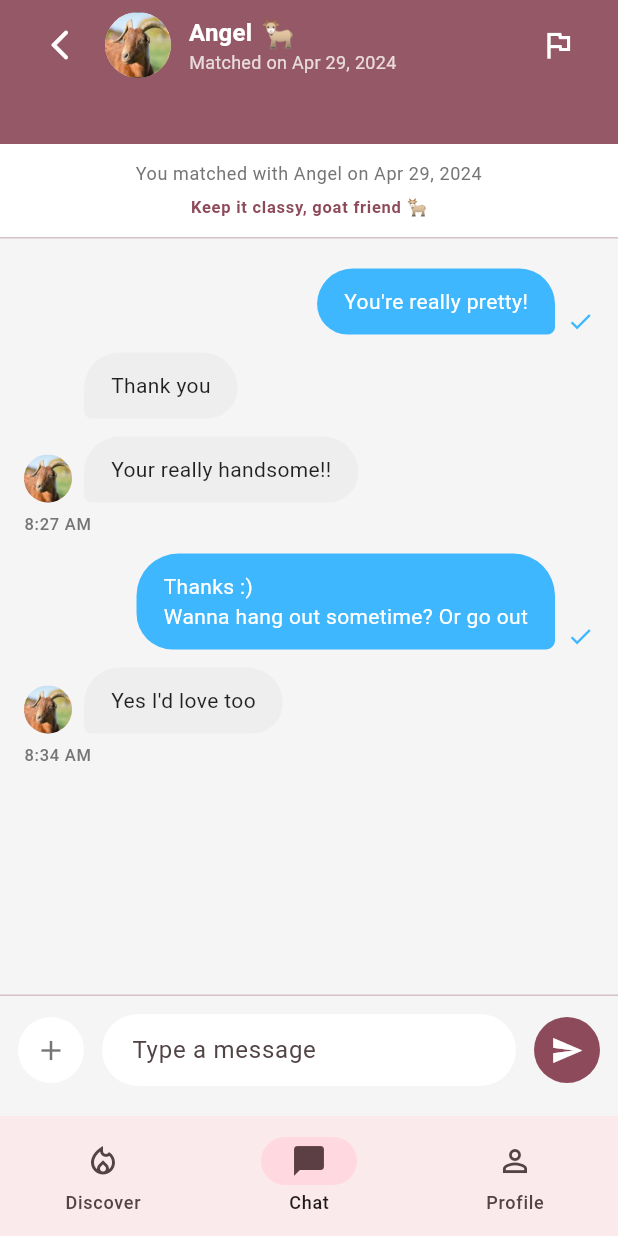
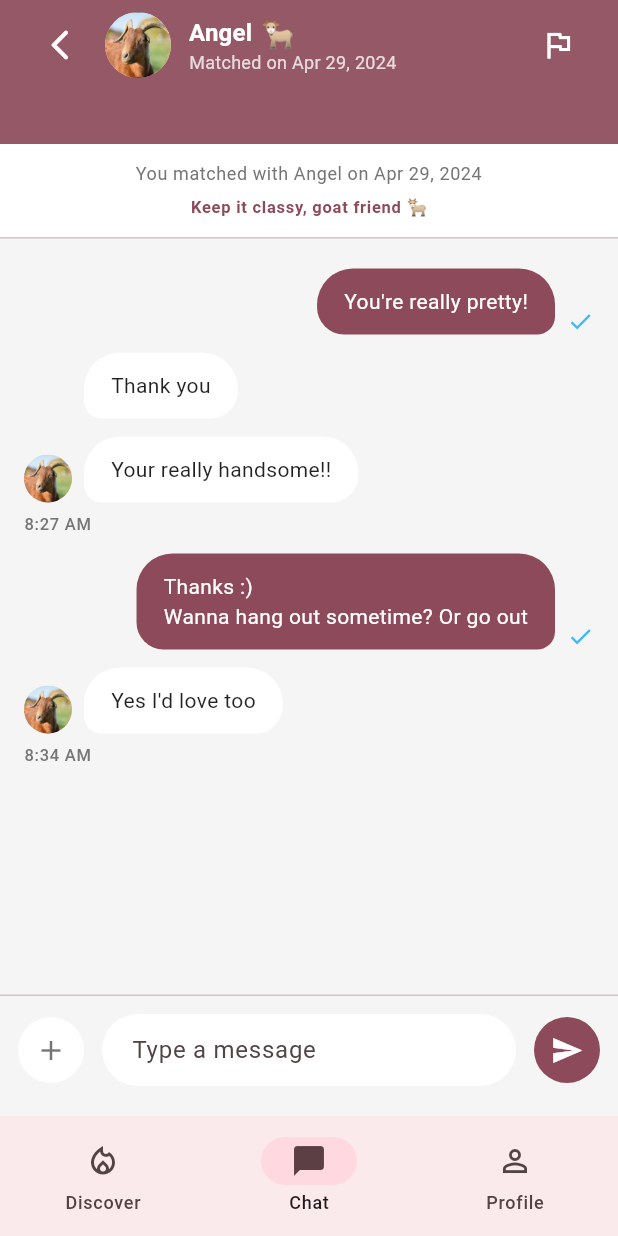
Before and after one commit to rosenpin/gonder, a Flutter app: the screen it shows after launch, item 2 of the bottom bar chosen, on a phone screen of 412 x 824 dp. Run offline on Flutter 3.47's test engine with Material 3 defaults, Android fonts, the phone set to English and light mode, and no system bars; our stand-ins replace flutter_card_swiper; accounts and stored records are empty.

Commit message:
style: polish chat bubbles

```diff
--- a/lib/features/chat/presentation/chat_page.dart
+++ b/lib/features/chat/presentation/chat_page.dart
@@ -316,13 +316,13 @@ class _MessageBubble extends StatelessWidget {
     final alignment = isMine
         ? CrossAxisAlignment.end
         : CrossAxisAlignment.start;
-    final bubbleColor = isMine ? const Color(0xFF3FB7FF) : Colors.grey.shade200;
+    final bubbleColor = isMine ? theme.colorScheme.primary : Colors.white;
     final textColor = isMine ? Colors.white : Colors.black87;
     final borderRadius = BorderRadius.only(
-      topLeft: const Radius.circular(28),
-      topRight: const Radius.circular(28),
-      bottomLeft: Radius.circular(isMine ? 24 : 6),
-      bottomRight: Radius.circular(isMine ? 6 : 24),
+      topLeft: const Radius.circular(24),
+      topRight: const Radius.circular(24),
+      bottomLeft: Radius.circular(isMine ? 18 : 12),
+      bottomRight: Radius.circular(isMine ? 12 : 18),
     );
 
     return Column(
```
